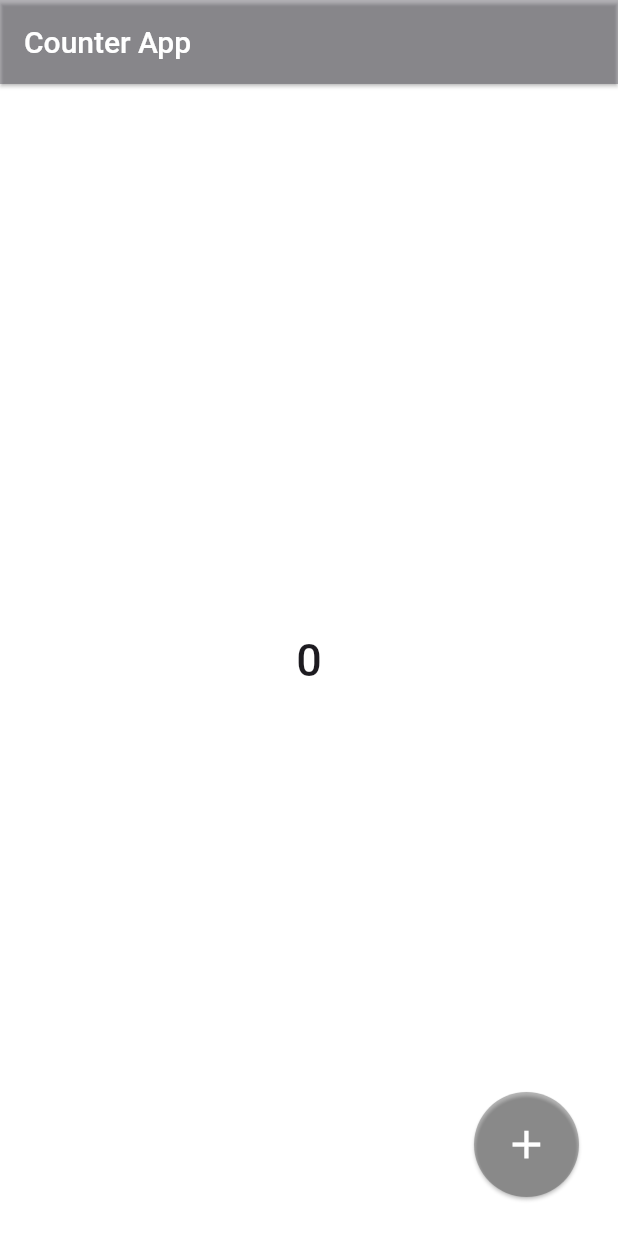
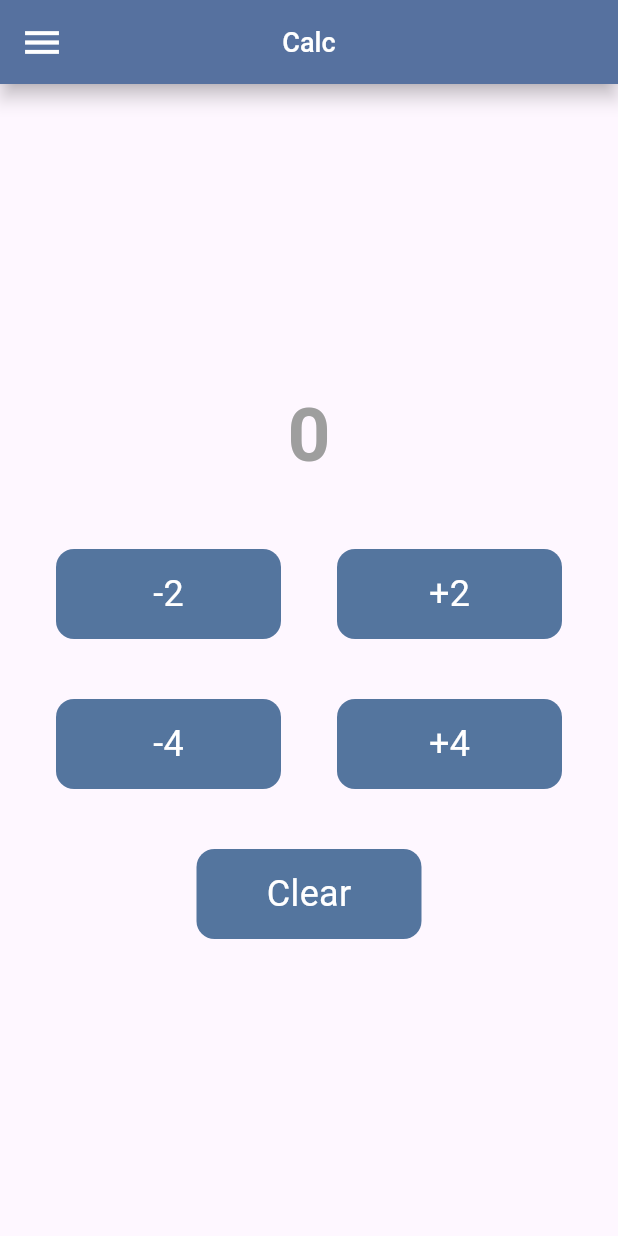
Before and after one commit to Zimil-Patel/e_commerce_tasks, a Flutter app: the screen it shows after launch, on a phone screen of 412 x 824 dp. Run offline on Flutter 3.47's test engine with Material 3 defaults, Android fonts, the phone set to English and light mode, and no system bars.

Commit message:
03-02-2024

```diff
--- /dev/null
+++ b/lib/5.4/Calc.dart
@@ -0,0 +1,116 @@
+import 'package:e_commerce_tasks/util/GlobalVariables.dart';
+import 'package:flutter/material.dart';
+
+class Calc extends StatefulWidget {
+  const Calc({super.key});
+
+  @override
+  State<Calc> createState() => _CalcState();
+}
+
+class _CalcState extends State<Calc> {
+  @override
+  Widget build(BuildContext context) {
+    double height = MediaQuery.of(context).size.height;
+    double width = MediaQuery.of(context).size.width;
+
+    return MaterialApp(
+      theme: ThemeData(useMaterial3: true),
+      debugShowCheckedModeBanner: false,
+      home: Scaffold(
+        //ap bar of application
+        appBar: AppBar(
+          backgroundColor: const Color(0xff54759e),
+          leading: const Icon(
+            Icons.menu,
+            size: 30,
+            color: Colors.white,
+          ),
+          title: const Text(
+            'Calc',
+            style: TextStyle(
+                fontSize: 18, color: Colors.white, fontWeight: FontWeight.w500),
+          ),
+          centerTitle: true,
+          elevation: 5,
+          shadowColor: Colors.black,
+        ),
+
+        //body part of application
+        body: Center(
+          child: Column(
+            mainAxisAlignment: MainAxisAlignment.center,
+            children: [
+              Text(
+                '$counter',
+                style: const TextStyle(
+                    fontSize: 50,
+                    color: Colors.grey,
+                    fontWeight: FontWeight.bold),
+              ),
+
+              //Btn row 1
+              addRowWithBtn('-2', '+2'),
+              addRowWithBtn('-4', '+4'),
+              addBtn('Clear'),
+            ],
+          ),
+        ),
+      ),
+    );
+  }
+
+  //user defined Btn
+  Widget addBtn(String BtnName) {
+    return GestureDetector(
+      onTap: () {
+        setState(() {
+          if (BtnName == "-2") {
+            counter = counter - 2;
+          } else if (BtnName == "+2")
+            // ignore: curly_braces_in_flow_control_structures
+            counter = counter + 2;
+          else if (BtnName == "-4")
+            // ignore: curly_braces_in_flow_control_structures
+            counter = counter - 4;
+          else if (BtnName == "+4")
+            // ignore: curly_braces_in_flow_control_structures
+            counter = counter + 4;
+          else
+            // ignore: curly_braces_in_flow_control_structures
+            counter = 0;
+        });
+      },
+      child: Padding(
+          padding: const EdgeInsets.only(top: 40),
+          child: Container(
+            height: 60,
+            width: 150,
+            alignment: Alignment.center,
+            decoration: BoxDecoration(
+                color: const Color(0xff54759e),
+                borderRadius: BorderRadius.circular(12)),
+            child: Text(
+              '$BtnName',
+              style: const TextStyle(
+                  fontSize: 24,
+                  color: Colors.white,
+                  fontWeight: FontWeight.w400),
+            ),
+          )),
+    );
+  }
+
+  //user defined row btns
+  Widget addRowWithBtn(String Btn1Name, String Btn2Name) {
+    return Row(
+      mainAxisAlignment: MainAxisAlignment.spaceEvenly,
+      children: [
+        //RowBtn1
+        addBtn('$Btn1Name'),
+        //RowBtn2
+        addBtn('$Btn2Name'),
+      ],
+    );
+  }
+}
--- a/lib/main.dart
+++ b/lib/main.dart
@@ -13,6 +13,7 @@ import 'package:e_commerce_tasks/5.2/DarkShadow.dart';
 import 'package:e_commerce_tasks/5.2/GradientBtn.dart';
 import 'package:e_commerce_tasks/5.2/IndianFlag.dart';
 import 'package:e_commerce_tasks/5.2/LaunchButton.dart';
+import 'package:e_commerce_tasks/5.4/Calc.dart';
 import 'package:e_commerce_tasks/Counter/CounterApp.dart';
 import 'package:flutter/material.dart';
 import 'package:flutter/services.dart';
@@ -21,5 +22,5 @@ void main() {
   // SystemChrome.setSystemUIOverlayStyle(const SystemUiOverlayStyle(
   //   statusBarColor: Colors.red,
   // ));
-  runApp(const CounterApp());
+  runApp(const Calc());
 }
```
